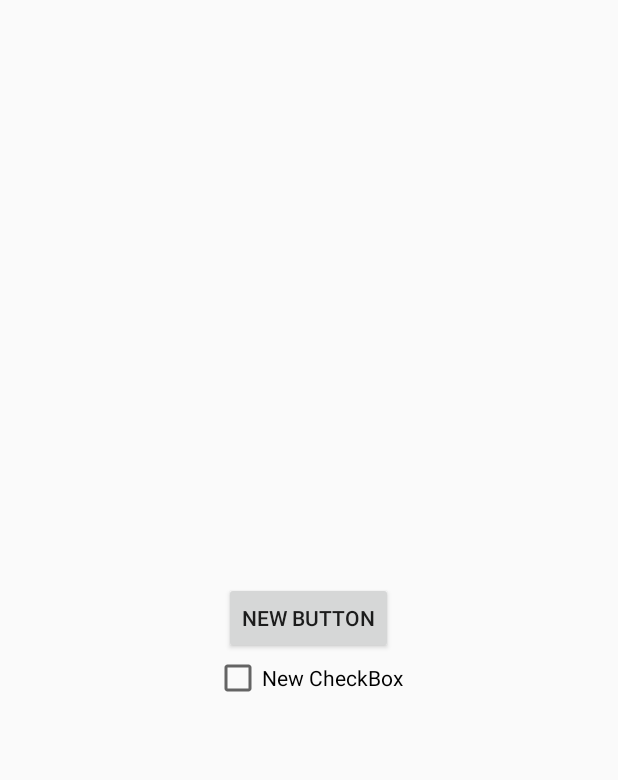
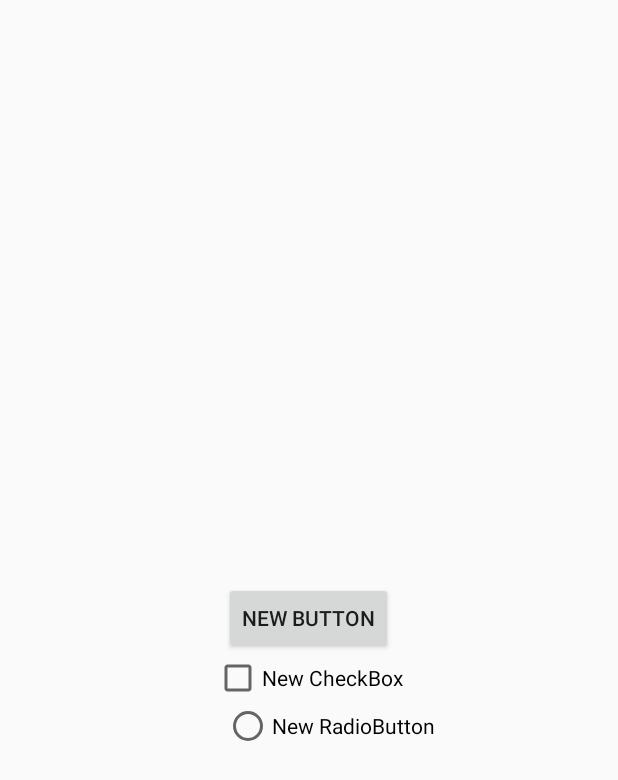
Before and after one commit to EjemplosAndroid/PruebaGitHub, an Android app: the screen it shows after launch (MainActivity), on a phone screen of 412 x 824 dp. Shown: the top 780 px of the screen. Run offline under Robolectric (Android 15) with nearby library versions, the phone set to English and light mode, and no system bars.

Commit message:
radiobutton

```diff
--- a/app/src/main/res/layout/activity_main.xml
+++ b/app/src/main/res/layout/activity_main.xml
@@ -22,4 +22,13 @@
         android:layout_below="@+id/button"
         android:layout_centerHorizontal="true" />
 
+    <RadioButton
+        android:layout_width="wrap_content"
+        android:layout_height="wrap_content"
+        android:text="New RadioButton"
+        android:id="@+id/radioButton"
+        android:layout_below="@+id/checkBox"
+        android:layout_alignLeft="@+id/button"
+        android:layout_alignStart="@+id/button" />
+
 </RelativeLayout>
```
